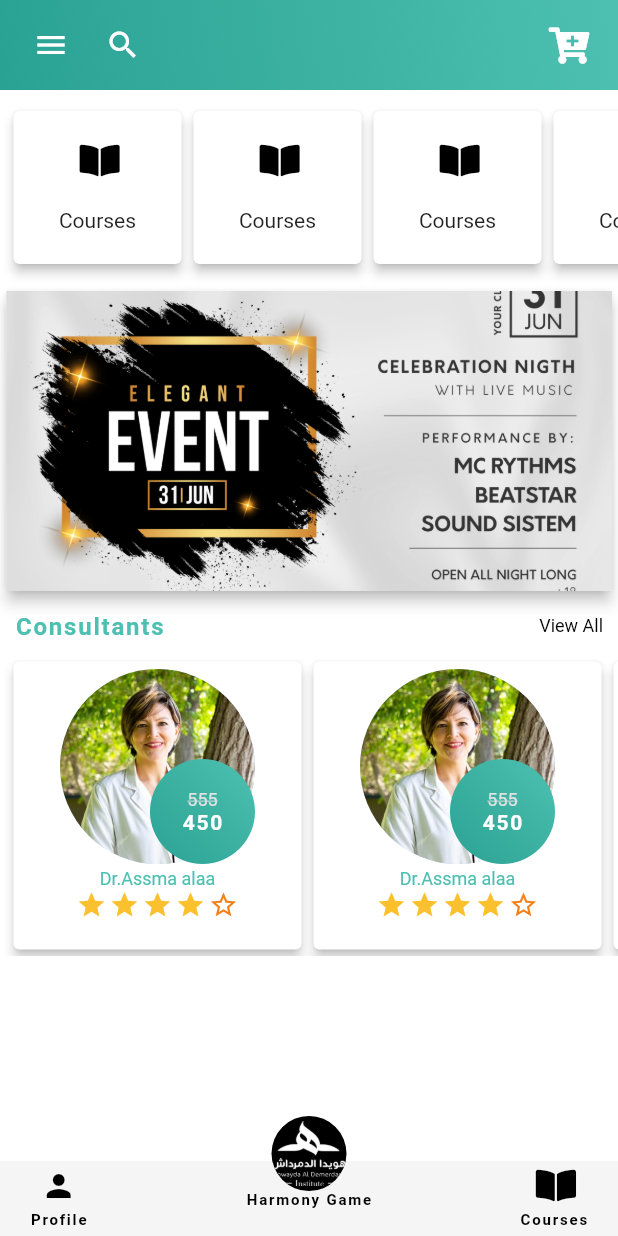
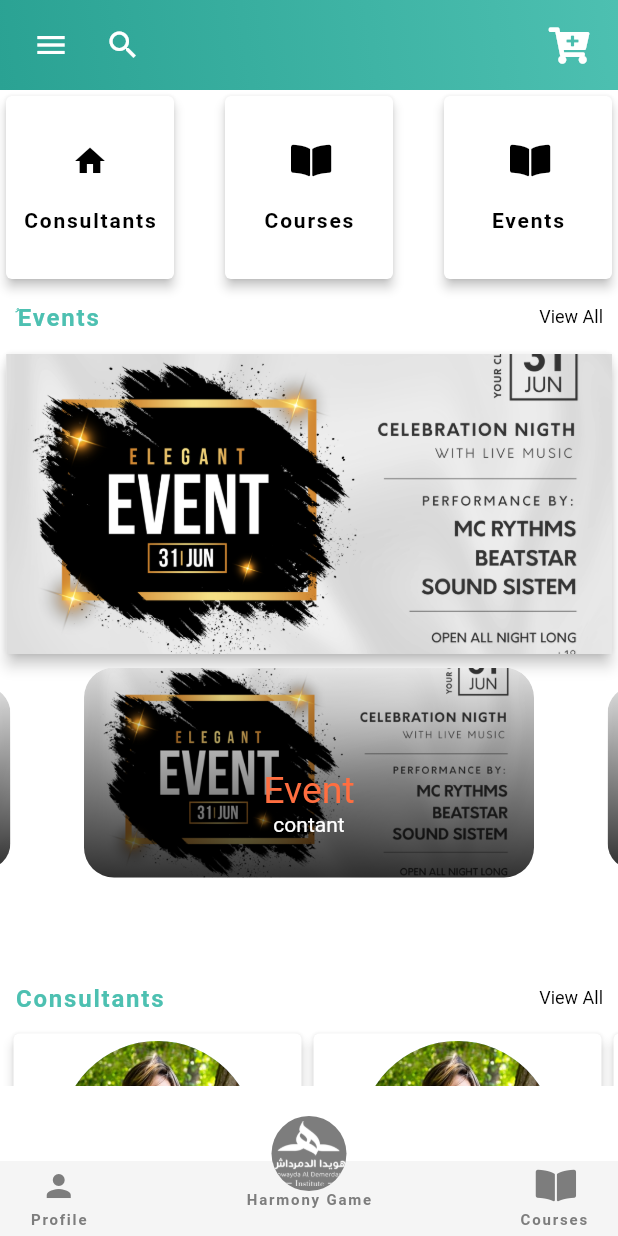
Before and after one commit to ahmedibrahim240/Dr-hwaida, a Flutter app: the screen it shows after launch, on a phone screen of 412 x 824 dp. Run offline on Flutter 3.47's test engine with Material 2 defaults, Android fonts, the phone set to English and light mode, and no system bars; drawn by our look-alikes of carousel_slider, smooth_star_rating; our stand-ins replace flutter_datetime_picker, flutter_svg, font_awesome_flutter; missing offline and left inert: code_fields; Roboto replaces fonts that are missing (Cairo).

Commit message:
Add events in home

```diff
--- a/lib/constants/constans.dart
+++ b/lib/constants/constans.dart
@@ -6,6 +6,7 @@ import 'package:smooth_star_rating/smooth_star_rating.dart';
 const customColor = Color(0xfff4DC0B1);
 const customColorIcon = Color(0xfff807d7d);
 const customColorDivider = Color(0xfffe1e1e1);
+const customColorGray = Color(0xfff7d7d7d);
 //////////////////////////////////////////////////////////
 PreferredSizeWidget customAppBar({String title}) => AppBar(
       centerTitle: true,
@@ -328,3 +329,16 @@ InkWell customSocialMdiaBottom({Function onTap, IconData icon, Color color}) {
     ),
   );
 }
+
+//////////////////////////////////////////////////////////////////////
+List eventsList = [
+  'lib/images/event.jpg',
+  'lib/images/event.jpg',
+  'lib/images/event.jpg',
+  'lib/images/event.jpg',
+  'lib/images/event.jpg',
+  'lib/images/event.jpg',
+  'lib/images/event.jpg',
+  'lib/images/event.jpg',
+  'lib/images/event.jpg',
+];
--- a/lib/screens/CustomBottomNavigationBar.dart
+++ b/lib/screens/CustomBottomNavigationBar.dart
@@ -53,7 +53,7 @@ class _CustomBottomNavigationBarState extends State<CustomBottomNavigationBar> {
                             Icons.person,
                             color: (Helper.tappedBottomShet == 1)
                                 ? customColor
-                                : Colors.black,
+                                : customColorGray,
                           ),
                           SizedBox(height: 5),
                           Text(
@@ -61,7 +61,7 @@ class _CustomBottomNavigationBarState extends State<CustomBottomNavigationBar> {
                             style: AppTheme.heading.copyWith(
                               color: (Helper.tappedBottomShet == 1)
                                   ? customColor
-                                  : Colors.black,
+                                  : customColorGray,
                               fontSize: 10,
                             ),
                           ),
@@ -89,7 +89,7 @@ class _CustomBottomNavigationBarState extends State<CustomBottomNavigationBar> {
                             FontAwesomeIcons.bookOpen,
                             color: (Helper.tappedBottomShet == 3)
                                 ? customColor
-                                : Colors.black,
+                                : customColorGray,
                           ),
                           SizedBox(height: 5),
                           Text(
@@ -97,7 +97,7 @@ class _CustomBottomNavigationBarState extends State<CustomBottomNavigationBar> {
                             style: AppTheme.heading.copyWith(
                               color: (Helper.tappedBottomShet == 3)
                                   ? customColor
-                                  : Colors.black,
+                                  : customColorGray,
                               fontSize: 10,
                             ),
                           ),
@@ -132,7 +132,7 @@ class _CustomBottomNavigationBarState extends State<CustomBottomNavigationBar> {
                       shape: BoxShape.circle,
                       color: (Helper.tappedBottomShet == 2)
                           ? customColor
-                          : Colors.black,
+                          : customColorGray,
                       image: DecorationImage(
                         image: AssetImage('lib/images/logo.png'),
                         fit: BoxFit.fitWidth,
@@ -146,7 +146,7 @@ class _CustomBottomNavigationBarState extends State<CustomBottomNavigationBar> {
                       style: AppTheme.heading.copyWith(
                         color: (Helper.tappedBottomShet == 2)
                             ? customColor
-                            : Colors.black,
+                            : customColorGray,
                         fontSize: 10,
                       ),
                     ),
--- a/lib/screens/consultantPageView/consultantPageView.dart
+++ b/lib/screens/consultantPageView/consultantPageView.dart
@@ -65,7 +65,7 @@ class _ConsultantPageViewState extends State<ConsultantPageView> {
 
   Container consultantData(BuildContext context) {
     return Container(
-      height: MediaQuery.of(context).size.height * .672,
+      height: MediaQuery.of(context).size.height * .8,
       child: Stack(
         children: [
           Container(
--- a/lib/screens/wrapper/home/components/homeAppBer.dart
+++ b/lib/screens/wrapper/home/components/homeAppBer.dart
@@ -1,6 +1,5 @@
 import 'package:DrHwaida/constants/themes.dart';
 import 'package:DrHwaida/screens/cart/card.dart';
-import 'package:DrHwaida/screens/notifications/notifications.dart';
 import 'package:flutter/cupertino.dart';
 import 'package:flutter/material.dart';
 import 'package:font_awesome_flutter/font_awesome_flutter.dart';
--- a/lib/screens/wrapper/home/home.dart
+++ b/lib/screens/wrapper/home/home.dart
@@ -3,8 +3,10 @@ import 'package:DrHwaida/constants/themes.dart';
 import 'package:DrHwaida/screens/Consultant/consultant.dart';
 
 import 'package:DrHwaida/screens/CustomBottomNavigationBar.dart';
+import 'package:DrHwaida/screens/consultantPageView/consultantPageView.dart';
 
 import 'package:DrHwaida/screens/menu/menu.dart';
+import 'package:carousel_slider/carousel_slider.dart';
 import 'package:flutter/cupertino.dart';
 import 'package:flutter/material.dart';
 import 'package:font_awesome_flutter/font_awesome_flutter.dart';
@@ -21,13 +23,17 @@ class _HomeState extends State<Home> {
 
   @override
   Widget build(BuildContext context) {
+    String imageUrl = 'lib/images/person.jpg';
+    String oldPrie = '550';
+    String newPrie = '450';
+    String consulName = 'DR.Assma Alla';
+    double rate = 4;
     return Scaffold(
       appBar: AppBar(
         backgroundColor: customColor,
         toolbarHeight: 0,
       ),
       key: scaffoldKey,
-      // backgroundColor: customColorDivider,
       drawer: Drawer(
         child: Menu(),
       ),
@@ -37,38 +43,10 @@ class _HomeState extends State<Home> {
         primary: true,
         children: [
           CustomHomeAppBer(scaffoldKey: scaffoldKey),
-          Container(
-            height: 130,
-            child: ListView.builder(
-              scrollDirection: Axis.horizontal,
-              shrinkWrap: true,
-              itemCount: 10,
-              padding: EdgeInsets.symmetric(horizontal: 5, vertical: 10),
-              itemBuilder: (context, index) {
-                return Container(
-                  width: 120,
-                  child: Card(
-                    elevation: 3,
-                    child: Container(
-                      alignment: Alignment.center,
-                      child: Column(
-                        mainAxisAlignment: MainAxisAlignment.center,
-                        children: [
-                          Icon(
-                            FontAwesomeIcons.bookOpen,
-                            color: Colors.black,
-                          ),
-                          SizedBox(height: 20),
-                          Text('Courses'),
-                        ],
-                      ),
-                    ),
-                  ),
-                );
-              },
-            ),
-          ),
+          rowofHmeTaps(context),
+          sctionTitle(title: 'ُEvents', onTap: () {}),
           eventView(context),
+          eventSlider(context: context, evetList: eventsList),
           sctionTitle(
               title: 'Consultants',
               onTap: () {
@@ -86,7 +64,203 @@ class _HomeState extends State<Home> {
               itemCount: 10,
               padding: EdgeInsets.symmetric(horizontal: 5),
               itemBuilder: (context, index) {
+                return consulHomeCard(
+                  imageUrl: imageUrl,
+                  oldPrie: oldPrie,
+                  newPrie: newPrie,
+                  consulName: consulName,
+                  rate: rate,
+                  onTap: () {
+                    Navigator.of(context).push(
+                      MaterialPageRoute(
+                        builder: (_) => ConsultantPageView(
+                          consultName: consulName,
+                          imagUrl: imageUrl,
+                          rating: rate.toString(),
+                          location: 'elmansora',
+                          oldPrice: oldPrie,
+                          newPrice: newPrie,
+                        ),
+                      ),
+                    );
+                  },
+                );
+              },
+            ),
+          ),
+        ],
+      ),
+    );
+  }
+
+  Container eventSlider({BuildContext context, List evetList}) {
     return Container(
+      child: Column(
+        children: <Widget>[
+          CarouselSlider(
+            options: CarouselOptions(
+              autoPlayInterval: Duration(seconds: 2),
+              autoPlay: true,
+              // reverse: widget.reverse,
+              aspectRatio: 2.0,
+              enlargeCenterPage: true,
+              enlargeStrategy: CenterPageEnlargeStrategy.scale,
+            ),
+            items: eventsList
+                .map(
+                  (items) => Container(
+                    child: Container(
+                      margin: EdgeInsets.all(5.0),
+                      child: ClipRRect(
+                          borderRadius: BorderRadius.all(Radius.circular(20.0)),
+                          child: Stack(
+                            children: <Widget>[
+                              Container(
+                                width: 300,
+                                height: 140,
+                                decoration: BoxDecoration(
+                                  borderRadius:
+                                      BorderRadius.all(Radius.circular(20.0)),
+                                  image: DecorationImage(
+                                    image: AssetImage(items),
+                                    //  NetworkImage(
+                                    //   items,
+                                    // ),
+                                    fit: BoxFit.cover,
+                                  ),
+                                ),
+                                child: Container(
+                                  height: 100,
+                                  width: MediaQuery.of(context).size.width,
+                                  decoration: BoxDecoration(
+                                    borderRadius: BorderRadius.only(
+                                      bottomLeft: Radius.circular(20.0),
+                                      bottomRight: Radius.circular(20.0),
+                                    ),
+                                    gradient: LinearGradient(
+                                      colors: [
+                                        Color.fromARGB(200, 0, 0, 0),
+                                        Color.fromARGB(0, 0, 0, 0)
+                                      ],
+                                      begin: Alignment.bottomCenter,
+                                      end: Alignment.topCenter,
+                                    ),
+                                  ),
+                                  child: Column(
+                                    mainAxisAlignment: MainAxisAlignment.center,
+                                    children: <Widget>[
+                                      SizedBox(height: 40),
+                                      Text(
+                                        'Event',
+                                        style: TextStyle(
+                                          color: Colors.deepOrangeAccent,
+                                          fontSize: 25,
+                                        ),
+                                      ),
+                                      Text(
+                                        'contant',
+                                        style: TextStyle(color: Colors.white),
+                                      ),
+                                    ],
+                                  ),
+                                ),
+                              ),
+                            ],
+                          )),
+                    ),
+                  ),
+                )
+                .toList(),
+          ),
+        ],
+      ),
+    );
+  }
+
+  Container rowofHmeTaps(BuildContext context) {
+    return Container(
+      height: 130,
+      child: Row(
+        mainAxisAlignment: MainAxisAlignment.spaceBetween,
+        children: [
+          homeTabs(
+            title: 'Consultants',
+            icon: Icons.home,
+            onTap: () {
+              Navigator.of(context).push(
+                MaterialPageRoute(
+                  builder: (_) => Consultant(),
+                ),
+              );
+            },
+          ),
+          homeTabs(
+            title: 'Courses',
+            icon: FontAwesomeIcons.bookOpen,
+            onTap: () {
+              Navigator.of(context).push(
+                MaterialPageRoute(
+                  builder: (_) => Consultant(),
+                ),
+              );
+            },
+          ),
+          homeTabs(
+            title: 'Events',
+            icon: FontAwesomeIcons.bookOpen,
+            onTap: () {
+              Navigator.of(context).push(
+                MaterialPageRoute(
+                  builder: (_) => Consultant(),
+                ),
+              );
+            },
+          ),
+        ],
+      ),
+    );
+  }
+
+  Container homeTabs({String title, IconData icon, Function onTap}) {
+    return Container(
+      width: 120,
+      child: InkWell(
+        onTap: onTap,
+        child: Card(
+          elevation: 3,
+          child: Container(
+            alignment: Alignment.center,
+            child: Column(
+              mainAxisAlignment: MainAxisAlignment.center,
+              children: [
+                Icon(
+                  icon,
+                  color: Colors.black,
+                ),
+                SizedBox(height: 20),
+                Text(
+                  title,
+                  style: AppTheme.heading,
+                ),
+              ],
+            ),
+          ),
+        ),
+      ),
+    );
+  }
+
+  consulHomeCard({
+    String imageUrl,
+    String oldPrie,
+    String newPrie,
+    String consulName,
+    double rate,
+    Function onTap,
+  }) {
+    return InkWell(
+      onTap: onTap,
+      child: Container(
         width: 200,
         child: Card(
           elevation: 3,
@@ -100,8 +274,7 @@ class _HomeState extends State<Home> {
                     children: [
                       CircleAvatar(
                         maxRadius: 65,
-                                  backgroundImage:
-                                      AssetImage('lib/images/person.jpg'),
+                        backgroundImage: AssetImage(imageUrl),
                       ),
                       Positioned(
                         bottom: 0,
@@ -115,20 +288,18 @@ class _HomeState extends State<Home> {
                           ),
                           child: Center(
                             child: Column(
-                                        mainAxisAlignment:
-                                            MainAxisAlignment.center,
+                              mainAxisAlignment: MainAxisAlignment.center,
                               children: [
                                 Text(
-                                            '555',
+                                  oldPrie + '\$',
                                   style: AppTheme.subHeading.copyWith(
                                     color: customColorDivider,
-                                              decoration:
-                                                  TextDecoration.lineThrough,
+                                    decoration: TextDecoration.lineThrough,
                                     fontSize: 12,
                                   ),
                                 ),
                                 Text(
-                                            '450',
+                                  newPrie + '\$',
                                   style: AppTheme.heading.copyWith(
                                     color: Colors.white,
                                   ),
@@ -146,14 +317,14 @@ class _HomeState extends State<Home> {
                   child: Column(
                     children: [
                       Text(
-                                  'Dr.Assma alaa',
+                        consulName,
                         style: AppTheme.subHeading.copyWith(
                           color: customColor,
                         ),
                       ),
                       RatingStar(
                         isReadOnly: true,
-                                  rating: 4,
+                        rating: rate,
                       ),
                     ],
                   ),
@@ -162,11 +333,6 @@ class _HomeState extends State<Home> {
             ),
           ),
         ),
-                );
-              },
-            ),
-          ),
-        ],
       ),
     );
   }
```
Lines whose indentation alone changed are shown as unchanged.
